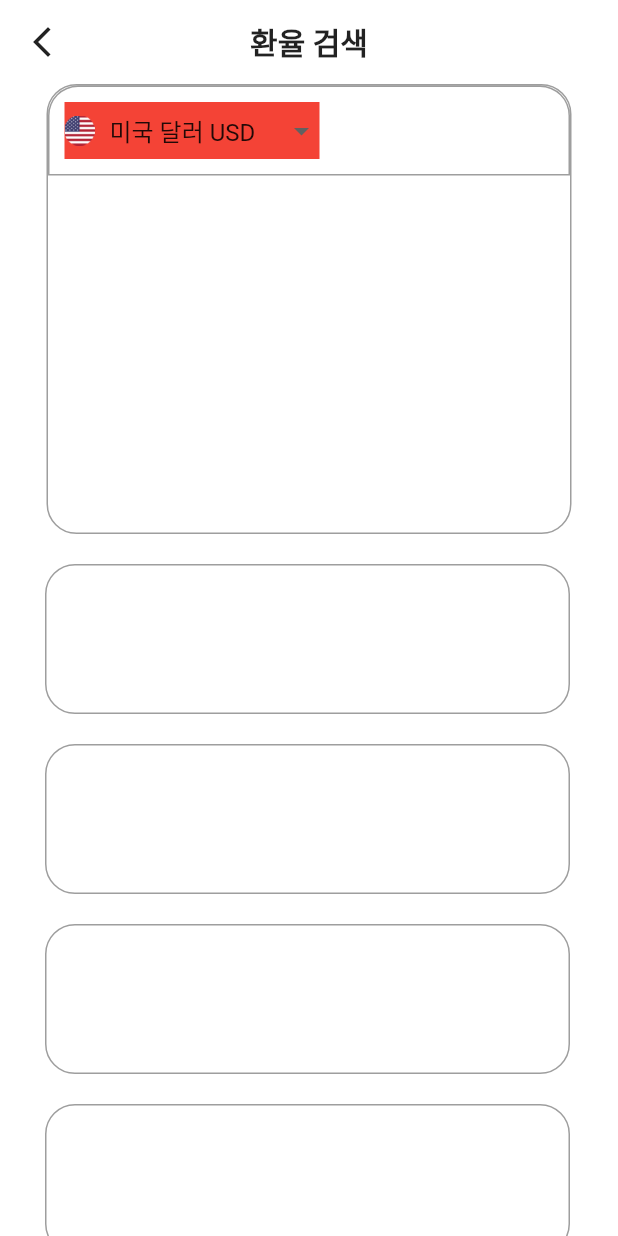
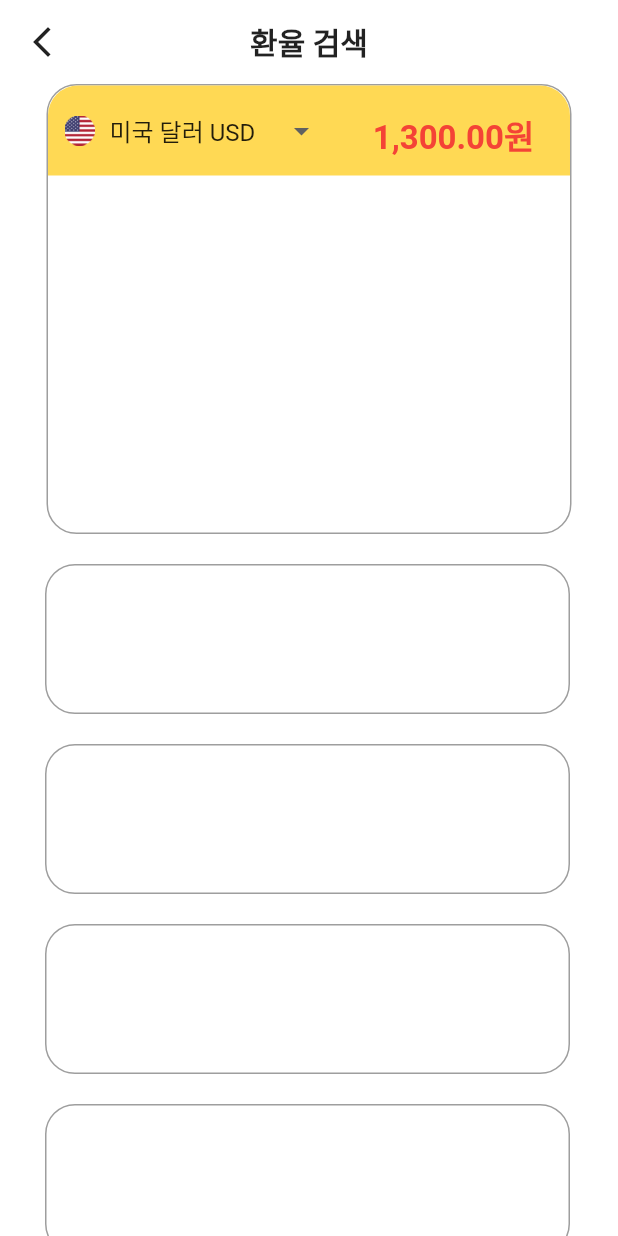
Before and after one commit to Donne-All-Around/DonneAllAround, a Flutter app: the ExchangeDetailPage screen opened directly, on a phone screen of 412 x 824 dp. Run offline on Flutter 3.47's test engine with Material 2 defaults, Android fonts, the phone set to English and light mode, and no system bars; our stand-ins replace awesome_bottom_bar, chat_bubbles, flutter_chat_bubble, geocoding, geolocator, google_maps_flutter and 2 more.

Commit message:
0919 ha 환율 상세페이지 상단 드롭다운

```diff
--- a/frontend/a705/lib/exchange_detail.dart
+++ b/frontend/a705/lib/exchange_detail.dart
@@ -65,7 +65,8 @@ class _ExchangeDetailPageState extends State<ExchangeDetailPage> {
                               height: 60,
                               decoration: BoxDecoration(
                                 borderRadius: const BorderRadius.only(topLeft: Radius.circular(20),topRight:Radius.circular(20) ),
-                                border: Border.all(color: Colors.black38),
+                                border: Border.all(color: Colors.transparent),
+                                color: const Color(0xFFFFD954),
                               ),
                               child: Row(
                                 children: [
@@ -73,7 +74,7 @@ class _ExchangeDetailPageState extends State<ExchangeDetailPage> {
                                     margin: const EdgeInsets.fromLTRB(10, 10, 30, 10),
                                     width: 170,
                                     height: 55,
-                                    color: Colors.red,
+                                    // color: Colors.red,
                                     child: DropdownButtonHideUnderline(
                                       child: DropdownButton(
                                         value: _selectedValue,
@@ -100,6 +101,13 @@ class _ExchangeDetailPageState extends State<ExchangeDetailPage> {
                                         },
                                       ),
                                     ),
+                                  ),
+                                  Container(
+                                    width: 120,
+                                    height: 50,
+                                    // color: Colors.red,
+                                    margin: const EdgeInsets.fromLTRB(0, 15, 10, 10),
+                                    child: const Text(' 1,300.00원', style: TextStyle(fontSize: 22, fontWeight: FontWeight.bold, color: Colors.red),),
                                   ),
                                 ],
                               ),
```
